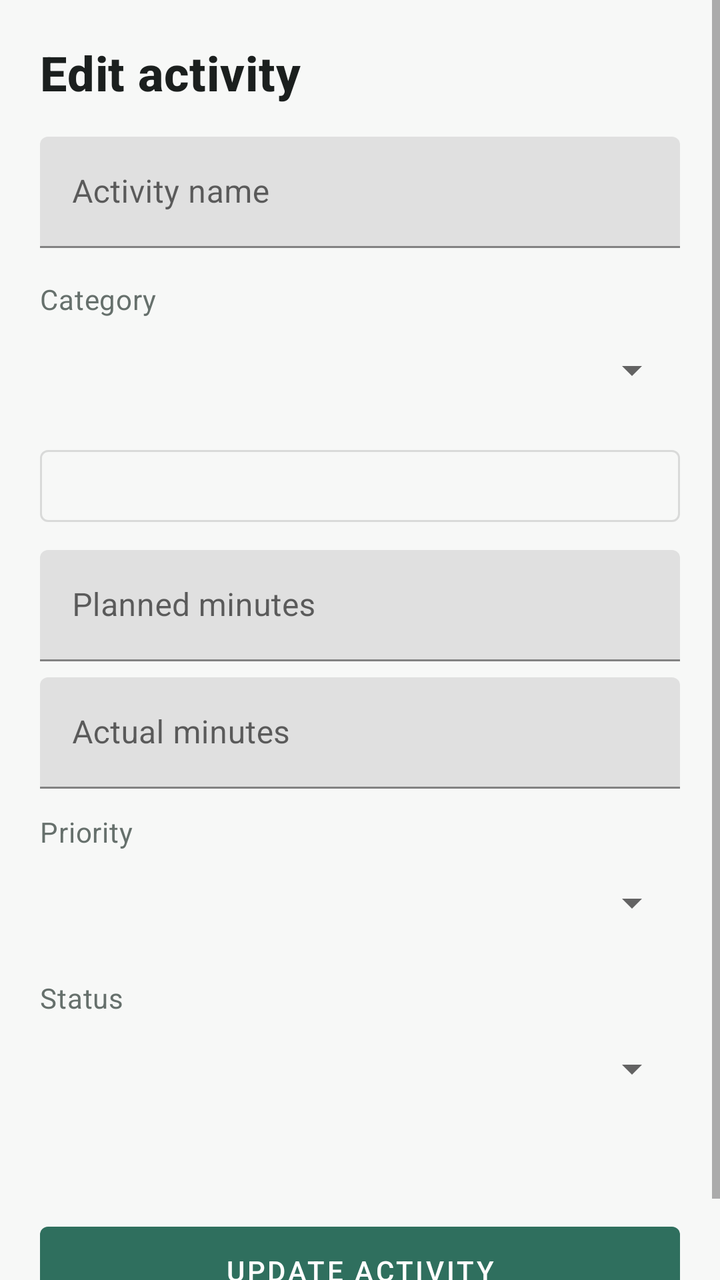
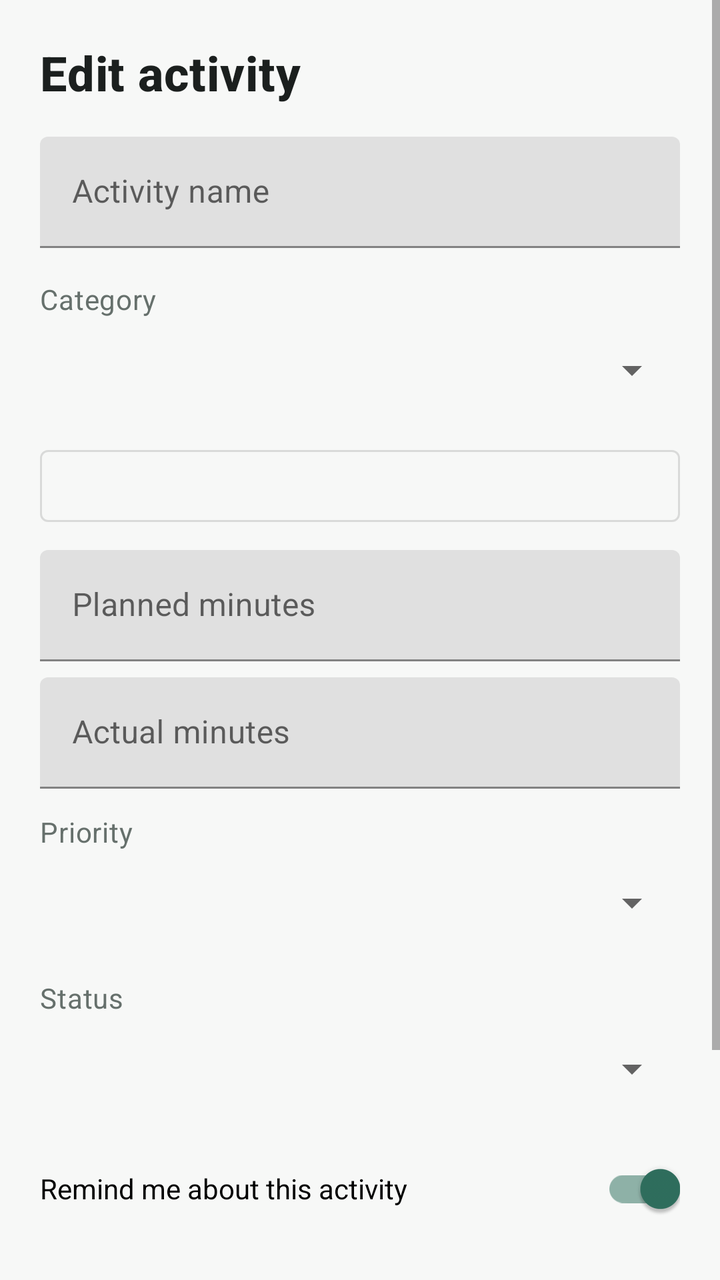

The first picture is an Android layout as it rendered before a commit; the second is the same layout after the commit. The layout source and the unified diff follow.
<!-- AndroidManifest.xml: application theme Theme.Tracker -->
<!-- res/layout/activity_edit.xml -->
<?xml version="1.0" encoding="utf-8"?>
<ScrollView xmlns:android="http://schemas.android.com/apk/res/android"
    android:layout_width="match_parent"
    android:layout_height="match_parent"
    android:fillViewport="true">

    <LinearLayout
        android:layout_width="match_parent"
        android:layout_height="wrap_content"
        android:orientation="vertical"
        android:padding="20dp">

        <TextView
            style="@style/Tracker.Heading"
            android:layout_width="match_parent"
            android:layout_height="wrap_content"
            android:text="@string/edit_activity_title"
            android:textSize="24sp"
            android:textStyle="bold" />

        <com.google.android.material.textfield.TextInputLayout
            android:layout_width="match_parent"
            android:layout_height="wrap_content"
            android:layout_marginTop="16dp"
            android:hint="@string/activity_name">
            <com.google.android.material.textfield.TextInputEditText
                android:id="@+id/nameInput"
                android:layout_width="match_parent"
                android:layout_height="wrap_content"
                android:inputType="textCapSentences" />
        </com.google.android.material.textfield.TextInputLayout>

        <TextView
            style="@style/Tracker.Muted"
            android:layout_width="wrap_content"
            android:layout_height="wrap_content"
            android:layout_marginTop="16dp"
            android:text="@string/category" />
        <Spinner
            android:id="@+id/categorySpinner"
            android:layout_width="match_parent"
            android:layout_height="52dp" />

        <com.google.android.material.button.MaterialButton
            android:id="@+id/dateButton"
            style="@style/Widget.MaterialComponents.Button.OutlinedButton"
            android:layout_width="match_parent"
            android:layout_height="wrap_content"
            android:layout_marginTop="8dp" />

        <com.google.android.material.textfield.TextInputLayout
            android:layout_width="match_parent"
            android:layout_height="wrap_content"
            android:layout_marginTop="8dp"
            android:hint="@string/planned_minutes">
            <com.google.android.material.textfield.TextInputEditText
                android:id="@+id/plannedInput"
                android:layout_width="match_parent"
                android:layout_height="wrap_content"
                android:inputType="number" />
        </com.google.android.material.textfield.TextInputLayout>

        <com.google.android.material.textfield.TextInputLayout
            android:layout_width="match_parent"
            android:layout_height="wrap_content"
            android:layout_marginTop="8dp"
            android:hint="@string/actual_minutes">
            <com.google.android.material.textfield.TextInputEditText
                android:id="@+id/actualInput"
                android:layout_width="match_parent"
                android:layout_height="wrap_content"
                android:inputType="number" />
        </com.google.android.material.textfield.TextInputLayout>

        <TextView
            style="@style/Tracker.Muted"
            android:layout_width="wrap_content"
            android:layout_height="wrap_content"
            android:layout_marginTop="12dp"
            android:text="@string/priority" />
        <Spinner
            android:id="@+id/prioritySpinner"
            android:layout_width="match_parent"
            android:layout_height="52dp" />

        <TextView
            style="@style/Tracker.Muted"
            android:layout_width="wrap_content"
            android:layout_height="wrap_content"
            android:layout_marginTop="12dp"
            android:text="@string/status" />
        <Spinner
            android:id="@+id/statusSpinner"
            android:layout_width="match_parent"
            android:layout_height="52dp" />

        <TextView
            android:id="@+id/editStatus"
            style="@style/Tracker.Muted"
            android:layout_width="match_parent"
            android:layout_height="wrap_content"
            android:layout_marginTop="12dp" />

        <com.google.android.material.button.MaterialButton
            android:id="@+id/updateButton"
            android:layout_width="match_parent"
            android:layout_height="56dp"
            android:layout_marginTop="16dp"
            android:text="@string/update_activity" />
    </LinearLayout>
</ScrollView>
<!-- resources referenced by this layout -->
<resources>
  <string name="activity_name">Activity name</string>
  <string name="actual_minutes">Actual minutes</string>
  <string name="category">Category</string>
  <string name="edit_activity_title">Edit activity</string>
  <string name="planned_minutes">Planned minutes</string>
  <string name="priority">Priority</string>
  <string name="status">Status</string>
  <string name="update_activity">Update activity</string>
  <style name="Tracker.Heading" parent="TextAppearance.MaterialComponents.Headline6">
          <item name="android:textColor">@color/ink</item>
      </style>
  <style name="Tracker.Muted" parent="TextAppearance.MaterialComponents.Body2">
          <item name="android:textColor">@color/muted</item>
      </style>
  <style name="Theme.Tracker" parent="Theme.MaterialComponents.Light.NoActionBar">
          <item name="colorPrimary">@color/brand</item>
          <item name="colorPrimaryVariant">@color/brand_dark</item>
          <item name="colorOnPrimary">@android:color/white</item>
          <item name="colorSecondary">@color/brand</item>
          <item name="android:windowBackground">@color/surface</item>
          <item name="android:statusBarColor">@color/surface</item>
          <item name="android:windowLightStatusBar">true</item>
          <item name="android:textColorPrimary">@color/ink</item>
      </style>
  <color name="ink">#1B1F1E</color>
  <color name="muted">#66706C</color>
  <color name="brand">#2F6F5E</color>
  <color name="brand_dark">#1E4D40</color>
  <color name="surface">#F7F8F7</color>
</resources>

<!-- the commit's change to res/layout/activity_edit.xml (unified diff, before → after) -->
@@ -94,6 +94,28 @@
             android:layout_width="match_parent"
             android:layout_height="52dp" />
 
+        <com.google.android.material.switchmaterial.SwitchMaterial
+            android:id="@+id/activityReminderSwitch"
+            android:layout_width="match_parent"
+            android:layout_height="wrap_content"
+            android:layout_marginTop="10dp"
+            android:checked="true"
+            android:text="@string/activity_reminder" />
+
+        <TextView
+            android:id="@+id/reminderTimeLabel"
+            style="@style/Tracker.Muted"
+            android:layout_width="match_parent"
+            android:layout_height="wrap_content"
+            android:layout_marginTop="2dp" />
+
+        <SeekBar
+            android:id="@+id/reminderDelaySeekBar"
+            android:layout_width="match_parent"
+            android:layout_height="wrap_content"
+            android:max="719"
+            android:progress="59" />
+
         <TextView
             android:id="@+id/editStatus"
             style="@style/Tracker.Muted"
<!-- resource entries referenced after the edit -->
@@ -1,6 +1,7 @@
 <!-- resources referenced by this layout -->
 <resources>
   <string name="activity_name">Activity name</string>
+  <string name="activity_reminder">Remind me about this activity</string>
   <string name="actual_minutes">Actual minutes</string>
   <string name="category">Category</string>
   <string name="edit_activity_title">Edit activity</string>
